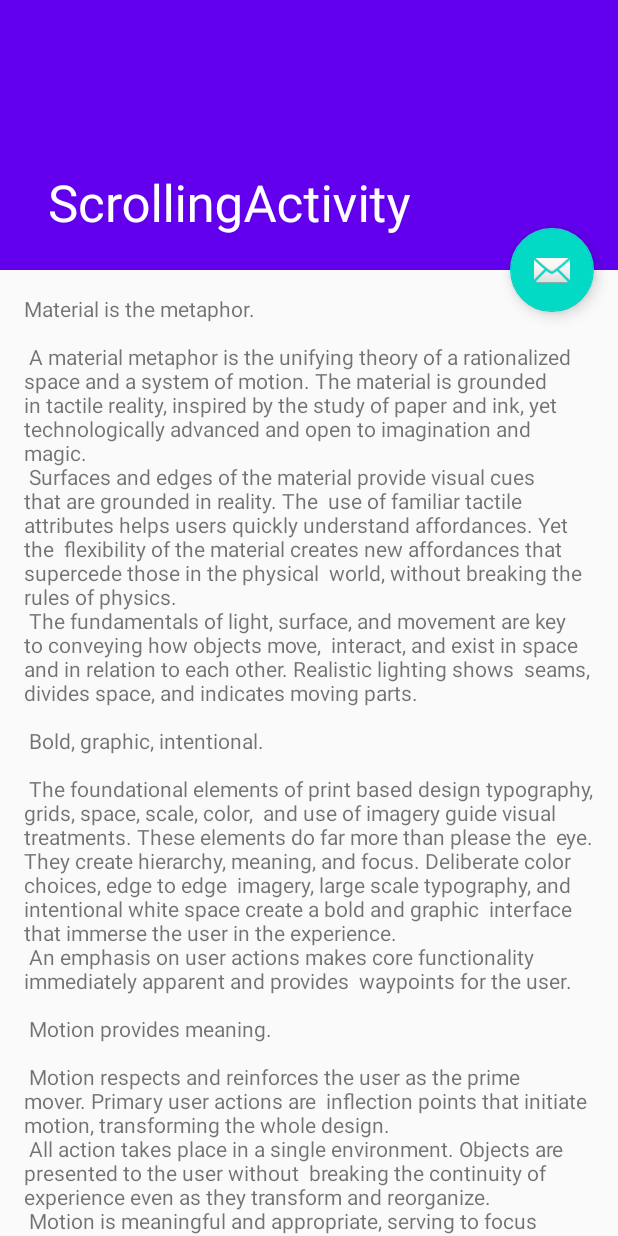
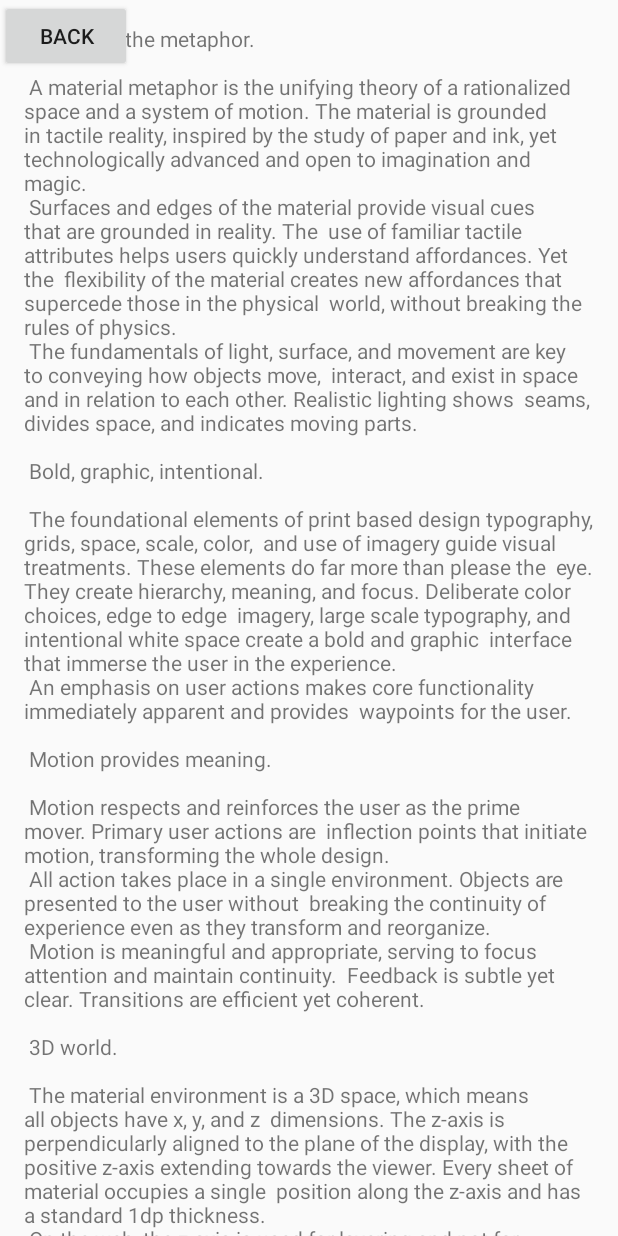
Before and after one commit to marcopared/qr-corona-tracker, an Android app: the ScrollingActivity screen opened directly, with no data from a screen before it, on a phone screen of 412 x 824 dp. Run offline under Robolectric (Android 15) with nearby library versions, the phone set to English and light mode, and no system bars.

Commit message:
Back button
put in a button that can go back

```diff
--- a/qrcoronatrackerapp/app/src/main/java/com/example/qrtest/ScrollingActivity.java
+++ b/qrcoronatrackerapp/app/src/main/java/com/example/qrtest/ScrollingActivity.java
@@ -1,5 +1,6 @@
 package com.example.qrtest;
 
+import android.content.Intent;
 import android.os.Bundle;
 
 import com.google.android.material.floatingactionbutton.FloatingActionButton;
@@ -9,22 +10,21 @@ import androidx.appcompat.app.AppCompatActivity;
 import androidx.appcompat.widget.Toolbar;
 
 import android.view.View;
+import android.widget.Button;
 
 public class ScrollingActivity extends AppCompatActivity {
-
+    Button back;
     @Override
     protected void onCreate(Bundle savedInstanceState) {
         super.onCreate(savedInstanceState);
         setContentView(R.layout.activity_scrolling);
-        Toolbar toolbar = (Toolbar) findViewById(R.id.toolbar);
-        setSupportActionBar(toolbar);
 
-        FloatingActionButton fab = (FloatingActionButton) findViewById(R.id.fab);
-        fab.setOnClickListener(new View.OnClickListener() {
+        back = findViewById(R.id.back);
+
+        back.setOnClickListener(new View.OnClickListener() {
             @Override
-            public void onClick(View view) {
-                Snackbar.make(view, "Replace with your own action", Snackbar.LENGTH_LONG)
-                        .setAction("Action", null).show();
+            public void onClick(View vv) {
+                startActivity(new Intent(getApplicationContext(),MainActivity.class));
             }
         });
     }
--- a/qrcoronatrackerapp/app/src/main/res/layout/activity_scrolling.xml
+++ b/qrcoronatrackerapp/app/src/main/res/layout/activity_scrolling.xml
@@ -9,39 +9,18 @@
 
     <com.google.android.material.appbar.AppBarLayout
         android:id="@+id/app_bar"
-        android:layout_width="match_parent"
-        android:layout_height="@dimen/app_bar_height"
+        android:layout_width="wrap_content"
+        android:layout_height="wrap_content"
         android:fitsSystemWindows="true"
-        android:theme="@style/AppTheme.AppBarOverlay">
-
-        <com.google.android.material.appbar.CollapsingToolbarLayout
-            android:id="@+id/toolbar_layout"
-            android:layout_width="match_parent"
-            android:layout_height="match_parent"
-            android:fitsSystemWindows="true"
-            app:contentScrim="?attr/colorPrimary"
-            app:layout_scrollFlags="scroll|exitUntilCollapsed"
-            app:toolbarId="@+id/toolbar">
-
-            <androidx.appcompat.widget.Toolbar
-                android:id="@+id/toolbar"
-                android:layout_width="match_parent"
-                android:layout_height="?attr/actionBarSize"
-                app:layout_collapseMode="pin"
-                app:popupTheme="@style/AppTheme.PopupOverlay" />
-
-        </com.google.android.material.appbar.CollapsingToolbarLayout>
-    </com.google.android.material.appbar.AppBarLayout>
+        android:theme="@style/AppTheme.AppBarOverlay" />
 
     <include layout="@layout/content_scrolling" />
 
-    <com.google.android.material.floatingactionbutton.FloatingActionButton
-        android:id="@+id/fab"
+    <Button
+        android:id="@+id/back"
         android:layout_width="wrap_content"
         android:layout_height="wrap_content"
-        android:layout_margin="@dimen/fab_margin"
-        app:layout_anchor="@id/app_bar"
-        app:layout_anchorGravity="bottom|end"
-        app:srcCompat="@android:drawable/ic_dialog_email" />
+        android:text="Back" />
+
 
 </androidx.coordinatorlayout.widget.CoordinatorLayout>
```
